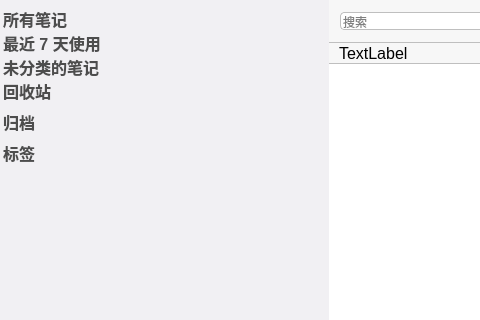
This is views/mainwindow.ui in Gitnoter/Gitnoter as Qt 5 draws it before an edit; both pictures show x 0 to 480 and y 0 to 320 of the 880 by 516 pixel window. The edited form follows.
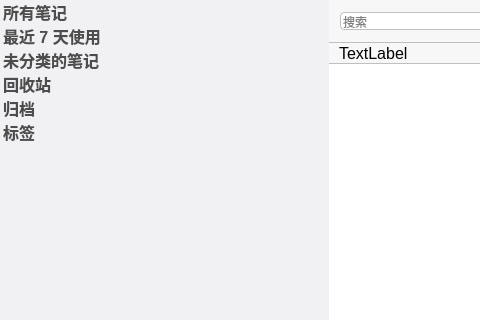
This is the edited form. Icons and pictures are not drawn. Custom widgets are drawn as their Qt base class.

What changed in the file:
```diff
--- a/views/mainwindow.ui
+++ b/views/mainwindow.ui
@@ -245,19 +245,6 @@
             </font>
            </property>
           </column>
-          <item>
-           <property name="text">
-            <string/>
-           </property>
-           <property name="font">
-            <font>
-             <pointsize>4</pointsize>
-            </font>
-           </property>
-           <property name="flags">
-            <set>ItemIsEnabled</set>
-           </property>
-          </item>
           <item>
            <property name="text">
             <string>所有笔记</string>
@@ -358,19 +345,6 @@
              <normaloff>:/images/icon-trash.png</normaloff>:/images/icon-trash.png</iconset>
            </property>
           </item>
-          <item>
-           <property name="text">
-            <string/>
-           </property>
-           <property name="font">
-            <font>
-             <pointsize>4</pointsize>
-            </font>
-           </property>
-           <property name="flags">
-            <set>ItemIsEnabled</set>
-           </property>
-          </item>
           <item>
            <property name="text">
             <string>归档</string>
@@ -399,19 +373,6 @@
             <set>ItemIsEnabled</set>
            </property>
           </item>
-          <item>
-           <property name="text">
-            <string/>
-           </property>
-           <property name="font">
-            <font>
-             <pointsize>4</pointsize>
-            </font>
-           </property>
-           <property name="flags">
-            <set>ItemIsEnabled</set>
-           </property>
-          </item>
           <item>
            <property name="text">
             <string>标签</string>
```
